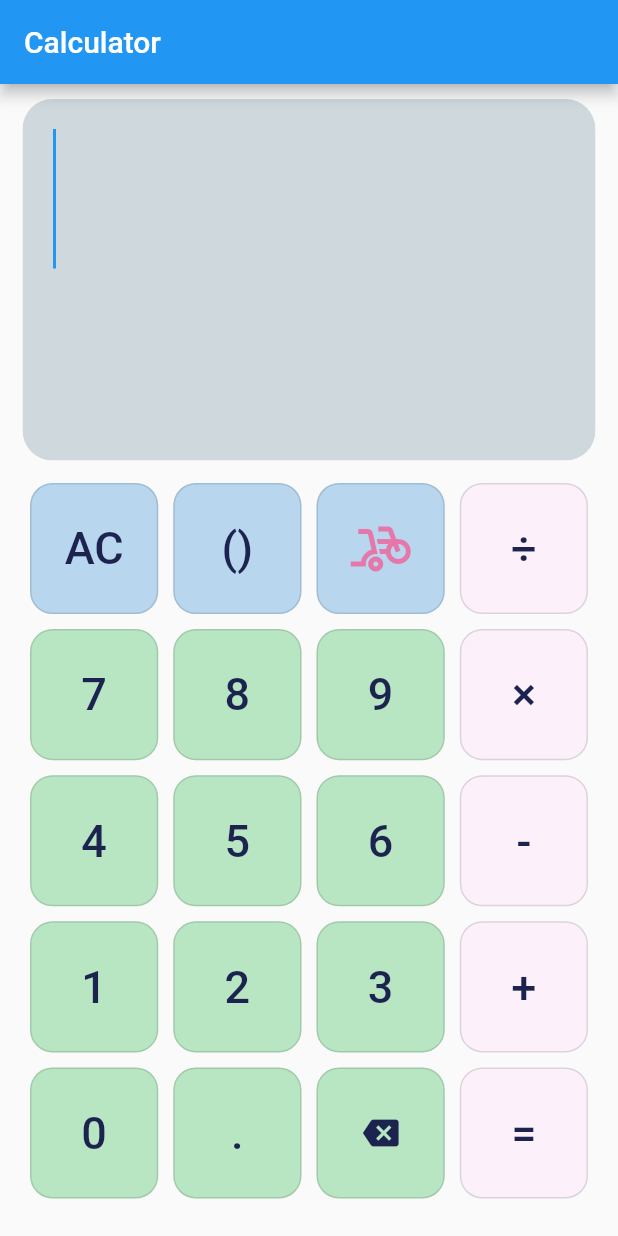
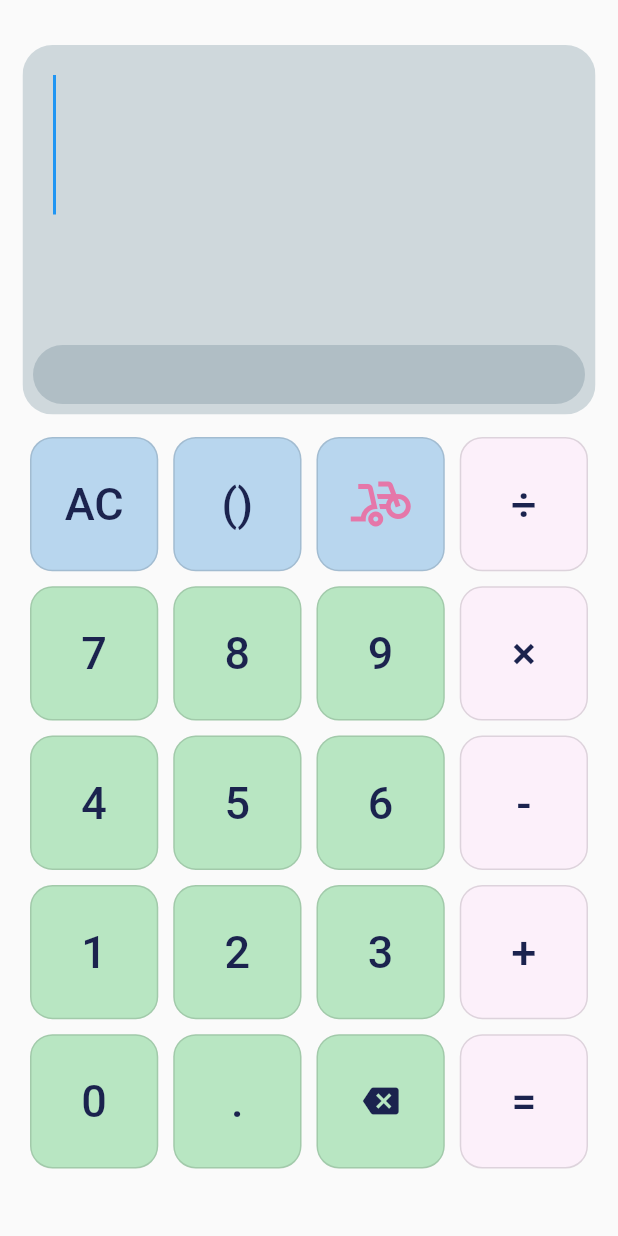
Before and after one commit to enzoescipy/ENIT_practice_flutter_1_calculator, a Flutter app: the screen it shows after launch, on a phone screen of 412 x 824 dp. Run offline on Flutter 3.47's test engine with Material 2 defaults, Android fonts, the phone set to English and light mode, and no system bars; missing offline and left inert: dart:ffi, flutter_simple_calculator; Roboto replaces fonts that are missing (Tmoney).

Commit message:
more beautiful design. but, became a bit more laggy.

```diff
--- a/calculator/lib/view/mainPage.dart
+++ b/calculator/lib/view/mainPage.dart
@@ -1,6 +1,8 @@
+// ignore_for_file: non_constant_identifier_names
+
 import 'dart:math';
 
-import 'package:calculator/library/debugConsole.dart';
+// import 'package:calculator/library/debugConsole.dart';
 import 'package:flutter/material.dart';
 import 'package:calculator/controller/calc_manager.dart';
 import 'package:flutter_simple_calculator/flutter_simple_calculator.dart';
@@ -21,7 +23,7 @@ Widget ExpandedOutlinedButton({required void Function()? onPressed, required Wid
   ));
 }
 
-final commonColor = Color.fromARGB(255, 27, 35, 78);
+var commonColor = const Color.fromARGB(255, 27, 35, 78);
 
 Widget TextTemplet(String data) {
   return Text(
@@ -62,7 +64,7 @@ class _MyHomePageState extends State<MyHomePage> {
 
   void randomColorMixer() {
     specialColorARGB = [
-      (random.nextDouble() * 256).toInt(),
+      255,
       (random.nextDouble() * 256).toInt(),
       (random.nextDouble() * 256).toInt(),
       (random.nextDouble() * 256).toInt()
@@ -78,9 +80,9 @@ class _MyHomePageState extends State<MyHomePage> {
   FocusNode expressionFocusControll = FocusNode();
 
   // color collection
-  Color ACBracketColor = Color.fromARGB(106, 92, 163, 221);
-  Color numpadDeleteColor = Color.fromARGB(120, 110, 207, 131);
-  Color OperatorEqualColor = Color.fromARGB(108, 255, 226, 250);
+  Color ACBracketColor = const Color.fromARGB(106, 92, 163, 221);
+  Color numpadDeleteColor = const Color.fromARGB(120, 110, 207, 131);
+  Color OperatorEqualColor = const Color.fromARGB(108, 255, 226, 250);
 
   /// funny prebuilt flutter calculator widget
   void openPrebuiltCalculator() {
@@ -92,15 +94,15 @@ class _MyHomePageState extends State<MyHomePage> {
         borderColor: Colors.black,
         borderWidth: 2,
         displayColor: Colors.black,
-        displayStyle: TextStyle(fontSize: 80, color: Colors.white),
+        displayStyle: const TextStyle(fontSize: 80, color: Colors.white),
         expressionColor: Color.fromARGB(150, specialColorARGB[1], specialColorARGB[2], specialColorARGB[3]),
-        expressionStyle: TextStyle(fontSize: 20, color: Colors.white),
+        expressionStyle: const TextStyle(fontSize: 20, color: Colors.white),
         operatorColor: Color.fromARGB(100, specialColorARGB[1], specialColorARGB[2], specialColorARGB[3]),
-        operatorStyle: TextStyle(fontSize: 30, color: Colors.white),
+        operatorStyle: const TextStyle(fontSize: 30, color: Colors.white),
         commandColor: Color.fromARGB(200, specialColorARGB[1], specialColorARGB[2], specialColorARGB[3]),
-        commandStyle: TextStyle(fontSize: 30, color: Colors.white),
+        commandStyle: const TextStyle(fontSize: 30, color: Colors.white),
         numColor: Color.fromARGB(255, specialColorARGB[1], specialColorARGB[2], specialColorARGB[3]),
-        numStyle: TextStyle(fontSize: 50, color: Colors.white),
+        numStyle: const TextStyle(fontSize: 50, color: Colors.white),
       ),
     );
 
@@ -151,15 +153,6 @@ class _MyHomePageState extends State<MyHomePage> {
       }
     }
     return newFontSize.toDouble();
-  }
-
-  int? reAxisWhenLonger(TextEditingController editor) {
-    final currentLength = editor.text.length;
-    final newFontSize = resizeFontWhenLonger(editor);
-    if (newFontSize <= scrollConvert) {
-      return null;
-    }
-    return 1;
   }
 
   void onInvalidRequest(ExpFault fault) {
@@ -214,15 +207,17 @@ class _MyHomePageState extends State<MyHomePage> {
   Widget build(BuildContext context) {
     return SafeArea(
       child: Scaffold(
-          appBar: AppBar(
-            title: const Text("Calculator"),
-          ),
-          body: Column(
+          // appBar: AppBar(
+          //   title: const Text("Calculator"),
+          // ),
+          body: Container(
+            margin: const EdgeInsets.fromLTRB(0, 20, 0, 20),
+            child: Column(
               children: [
                 Flexible(
                   flex: 1,
                   child: Container(
-                  margin: EdgeInsets.fromLTRB(15, 10, 15, 5),
+                    margin: const EdgeInsets.fromLTRB(15, 10, 15, 5),
                     padding: EdgeInsets.zero,
                     alignment: Alignment.bottomCenter,
                     child: ClipRRect(
@@ -233,8 +228,9 @@ class _MyHomePageState extends State<MyHomePage> {
                                 calcManager.getResult(), expressionScrollController, resultScrollController, expressionTextController, expressionFocusControll))),
                   ),
                 ),
-              Flexible(flex: 2, child: Container(margin: EdgeInsets.fromLTRB(15, 5, 15, 20), alignment: Alignment.bottomCenter, child: partButton())),
+                Flexible(flex: 2, child: Container(margin: const EdgeInsets.fromLTRB(15, 5, 15, 20), alignment: Alignment.bottomCenter, child: partButton())),
               ],
+            ),
           )
           // body: Column(
           //   children: [partLCD(expressionTextController, resultTextController)],
@@ -246,6 +242,7 @@ class _MyHomePageState extends State<MyHomePage> {
   Widget partLCD(String resultString, ScrollController expressionScrollController, ScrollController resultScrollController,
       TextEditingController expressionTextController, FocusNode expressionFocusControll) {
     return Column(
+      crossAxisAlignment: CrossAxisAlignment.stretch,
       children: [
         // the expression part
         SizedBox(
@@ -258,31 +255,38 @@ class _MyHomePageState extends State<MyHomePage> {
                 controller: expressionTextController,
                 scrollController: expressionScrollController,
                 focusNode: expressionFocusControll,
-                maxLines: reAxisWhenLonger(expressionTextController),
+                maxLines: null,
                 readOnly: true,
                 showCursor: true,
                 autofocus: true,
                 style: TextStyle(fontSize: resizeFontWhenLonger(expressionTextController), fontFamily: "Tmoney", color: commonColor),
-                decoration: InputDecoration.collapsed(hintText: ""),
+                decoration: const InputDecoration.collapsed(hintText: ""),
               ),
             ),
           ),
         ),
         // the result part
         Expanded(
+            child: Container(
+              padding: const EdgeInsets.fromLTRB(7, 0, 7, 7),
+              child: ClipRRect(
+                borderRadius: BorderRadius.circular(20),
+                child: Container(
+                  color: Colors.blueGrey[200],
+                  alignment: Alignment.bottomCenter,
                   child: Scrollbar(
                         scrollbarOrientation: ScrollbarOrientation.bottom,
                         controller: resultScrollController,
                         child: SingleChildScrollView(
                   controller: resultScrollController,
                   scrollDirection: Axis.horizontal,
-            child: Container(
-              // color: Colors.red,
                   child: SelectableText(
                     resultString,
-                textAlign: TextAlign.right,
+                    textAlign: TextAlign.center,
                     style: TextStyle(fontSize: 25, fontFamily: "Tmoney", color: commonColor.withAlpha(100)),
                     showCursor: true,
+                  ),
+                        ),
                       ),
                 ),
               ),
```
Also changed, not shown: calculator/lib/library/list_stringify.dart (deleted, +0 -11 lines), calculator/lib/library/math_expression.dart (+2 -5 lines). Lines whose indentation alone changed are shown as unchanged.
